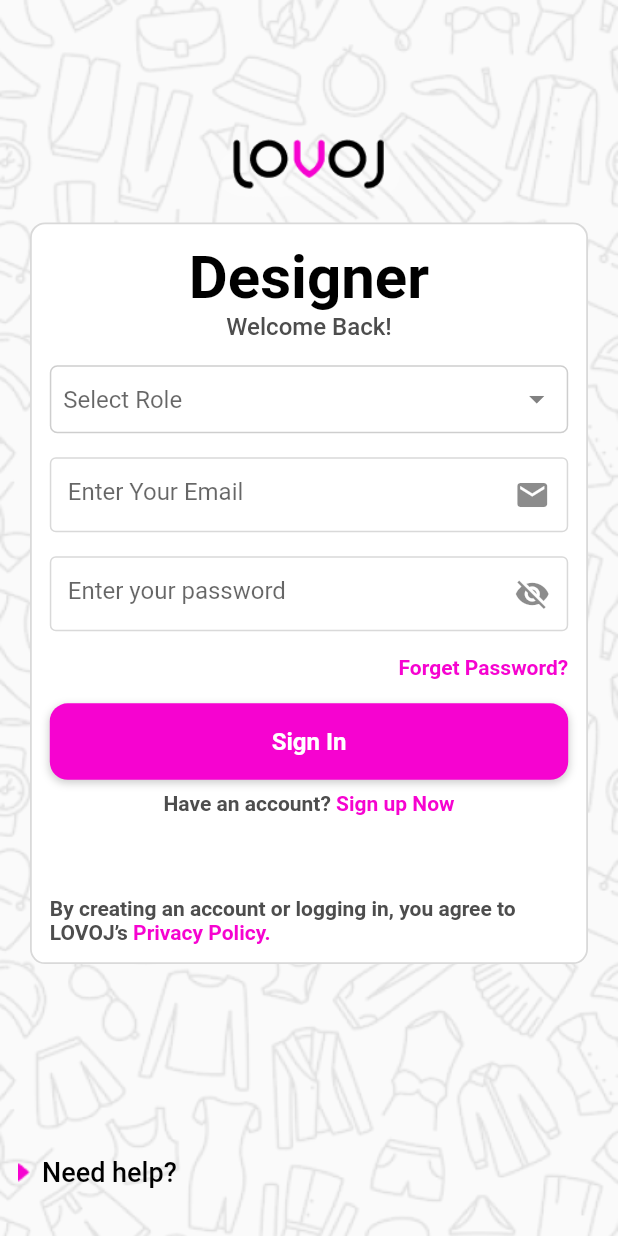
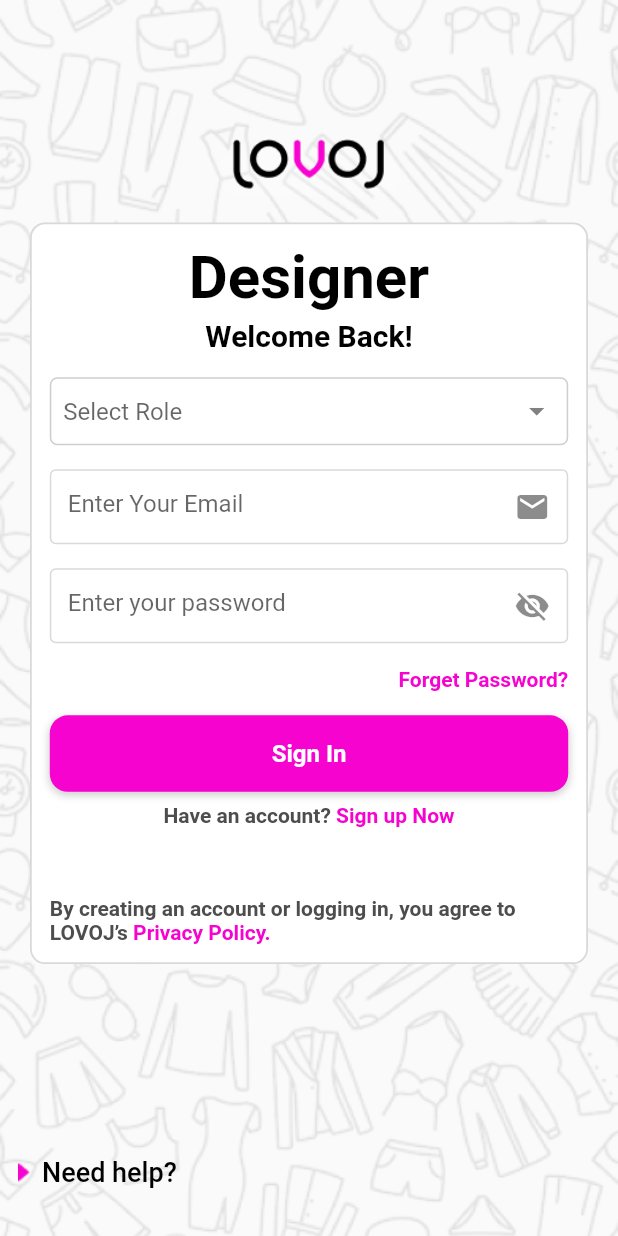
Before and after one commit to santoshsharma9757/lovoj_task, a Flutter app: the screen it shows after launch, after a tap on an icon or button, on a phone screen of 412 x 824 dp. Run offline on Flutter 3.47's test engine with Material 2 defaults, Android fonts, the phone set to English and light mode, and no system bars; our stand-ins replace equatable, flutter_bloc, intl_phone_field, otp_text_field, timer_count_down.

Commit message:
updated some Ui changes

```diff
--- a/lib/core/constant/app_string.dart
+++ b/lib/core/constant/app_string.dart
@@ -13,10 +13,11 @@
   static const String paswordErrorMessage =
       "Passwords must be at least 6 characters.";
   static const String termCondition = "I accept the Terms and conditions";
-  static const String userCannotEmpty = "Username cannot be empty";
+  static const String userCannotEmpty = "Name cannot be empty";
   static const String emailError = "Enter a valid email address";
   static const String passwordError = 'Password cannot be empty';
   static const String mobileNumberError = "Enter a valid mobile number";
+  static const String pleaseChecktermConditaion = "Please check term and condition";
   static const String singUp = 'Sign Up';
   static const String selectRole = "Please select role";
   static const String haveAnAccount = 'Have an account? ';
--- a/lib/core/constant/app_text_style.dart
+++ b/lib/core/constant/app_text_style.dart
@@ -4,7 +4,7 @@
 class AppTextStyles {
   static const TextStyle heading1 = TextStyle(
     fontSize: 40.0,
-    fontWeight: AppFontWeight.bold,
+    fontWeight: AppFontWeight.semiBold,
     color: AppColors.black,
   );
 
--- a/lib/features/authentication/signin/screen/signin_screen.dart
+++ b/lib/features/authentication/signin/screen/signin_screen.dart
@@ -92,9 +92,10 @@
             text: AppString.designer,
             style: AppTextStyles.heading1,
           ),
+          AppSpacing.verticalExtraSmall,
           const ReusableText(
             text: AppString.welcomeBack,
-            style: AppTextStyles.heading4,
+            style: AppTextStyles.heading2,
           ),
           AppSpacing.verticalMedium,
           ReusableDropdown(
@@ -169,7 +170,11 @@
             },
           ),
           AppSpacing.verticalSmall,
-          RichText(
+          GestureDetector(
+            onTap: (){
+              Navigator.pushNamed(context, AppRouteString.signup);
+            },
+            child: RichText(
               text: const TextSpan(
                 children: [
                   TextSpan(
@@ -178,6 +183,7 @@
                   TextSpan(
                       text: AppString.singUpNow, style: AppTextStyles.bodyText2),
                 ],
+              ),
             ),
           ),
           const Spacer(),
--- a/lib/features/authentication/signup/screen/signup_screen.dart
+++ b/lib/features/authentication/signup/screen/signup_screen.dart
@@ -94,9 +94,10 @@
             text: AppString.designer,
             style: AppTextStyles.heading1,
           ),
+          AppSpacing.verticalExtraSmall,
           const ReusableText(
             text: AppString.welcomeHere,
-            style: AppTextStyles.heading4,
+            style: AppTextStyles.heading2,
           ),
           AppSpacing.verticalMedium,
           ReusableTextField(
@@ -117,7 +118,7 @@
               decoration: const InputDecoration(
                 labelText: '',
                 border: OutlineInputBorder(
-                  borderSide: BorderSide(),
+                  borderSide: BorderSide(color: AppColors.borderGrey),
                 ),
               ),
               initialCountryCode: 'IN',
@@ -199,6 +200,12 @@
                   return;
                 }
 
+                if (!isChecked) {
+                  AppUtils.snackBar(
+                      AppString.pleaseChecktermConditaion, context);
+                  return;
+                }
+
                 context
                     .read<OtpBloc>()
                     .add(GetOtpEvent(_userEmailController.text));
```
Also changed, not shown: lib/features/authentication/otp_verification/screen/otp_verification_screen.dart (+12 -3 lines). Lines whose indentation alone changed are shown as unchanged.
